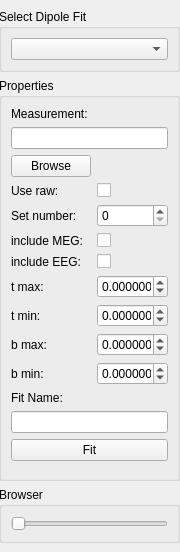
Old version of the form applications/mne_analyze/extensions/dipolefit/FormFiles/dipolefitcontrol.ui in the repository LorenzE/mne-cpp.
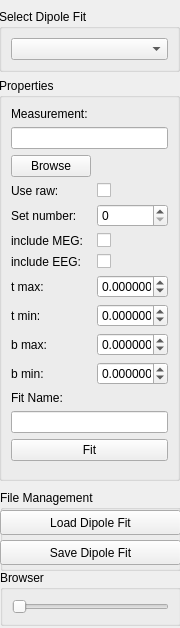
New version of the form.

Commit message: [MA-8] Moving DipoleFit's File-Management from Menubar to DockWidget.

What changed in the file:
```diff
--- a/applications/mne_analyze/extensions/dipolefit/FormFiles/dipolefitcontrol.ui
+++ b/applications/mne_analyze/extensions/dipolefit/FormFiles/dipolefitcontrol.ui
@@ -7,7 +7,7 @@
     <x>0</x>
     <y>0</y>
     <width>180</width>
-    <height>552</height>
+    <height>628</height>
    </rect>
   </property>
   <property name="minimumSize">
@@ -213,8 +213,8 @@
   <widget class="QGroupBox" name="m_qGroupBoxBrowser">
    <property name="geometry">
     <rect>
-     <x>-1</x>
-     <y>487</y>
+     <x>0</x>
+     <y>570</y>
      <width>181</width>
      <height>56</height>
     </rect>
@@ -232,6 +232,45 @@
     </item>
    </layout>
   </widget>
+  <widget class="QGroupBox" name="fileManagementGroupBox">
+   <property name="geometry">
+    <rect>
+     <x>0</x>
+     <y>490</y>
+     <width>181</width>
+     <height>81</height>
+    </rect>
+   </property>
+   <property name="title">
+    <string>File Management</string>
+   </property>
+   <widget class="QPushButton" name="loadDipoleButton">
+    <property name="geometry">
+     <rect>
+      <x>0</x>
+      <y>20</y>
+      <width>181</width>
+      <height>25</height>
+     </rect>
+    </property>
+    <property name="text">
+     <string>Load Dipole Fit</string>
+    </property>
+   </widget>
+   <widget class="QPushButton" name="saveDipoleFitButton">
+    <property name="geometry">
+     <rect>
+      <x>0</x>
+      <y>50</y>
+      <width>181</width>
+      <height>25</height>
+     </rect>
+    </property>
+    <property name="text">
+     <string>Save Dipole Fit</string>
+    </property>
+   </widget>
+  </widget>
  </widget>
  <resources/>
  <connections/>
```
The commit also changes 6 other files.
